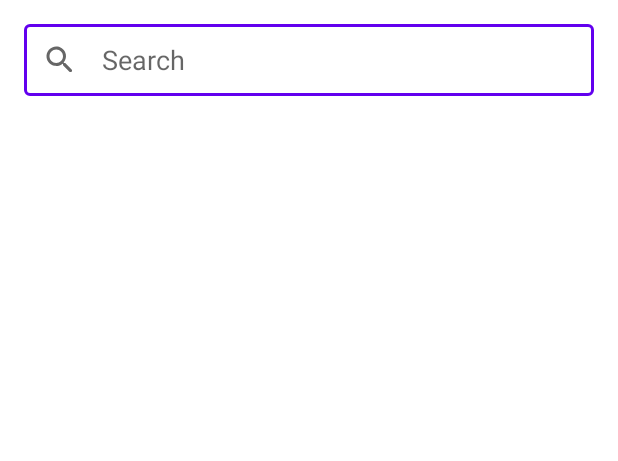
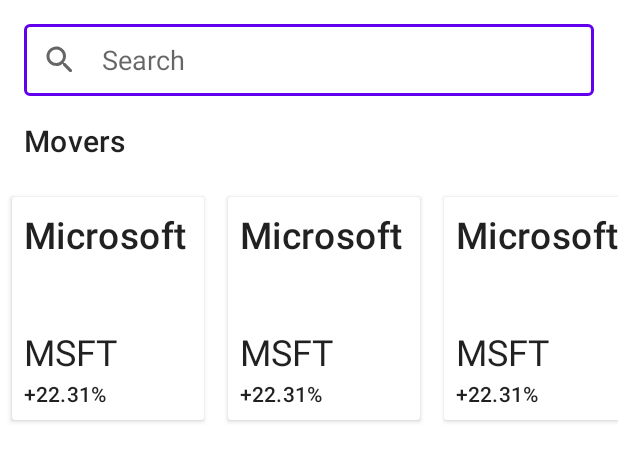
Before and after one commit to investappio/investio-android, an Android app: the layout fragment_browse.xml on its own in the app's theme, with its tools: preview values and no code run, on a phone screen of 412 x 824 dp. Shown: the top 461 px of the screen. Run offline under Robolectric (Android 15) with nearby library versions, the phone set to English and light mode, and no system bars.

Commit message:
Added movers hscroll

```diff
--- a/app/src/main/java/io/invest/app/net/Investio.kt
+++ b/app/src/main/java/io/invest/app/net/Investio.kt
@@ -63,7 +63,7 @@ class Investio @Inject constructor(private val client: OkHttpClient) {
         }
     }
 
-    suspend fun movers(count: Int): AssetListResponse? {
+    suspend fun movers(count: Int): MoversResponse? {
         val url =
             "$BASE_URL/assets/movers".toHttpUrl().newBuilder()
                 .addQueryParameter("count", count.toString())
@@ -72,7 +72,7 @@ class Investio @Inject constructor(private val client: OkHttpClient) {
         val req = Request.Builder().url(url).get()
 
         return withContext(Dispatchers.IO) {
-            req.json()?.let { Json.decodeFromString<AssetListResponse>(it) }
+            req.json()?.let { Json.decodeFromString<MoversResponse>(it) }
         }
     }
 
--- a/app/src/main/java/io/invest/app/util/NetUtils.kt
+++ b/app/src/main/java/io/invest/app/util/NetUtils.kt
@@ -62,8 +62,12 @@ data class AssetPrice(
     val volume: Int,
     val average: Float,
     val change: Float,
-    val timestamp: Instant
+    val timestamp: Instant,
+    val changePercent: Float
 )
+
+@Serializable
+data class MoversResponse(val success: Boolean, val assets: List<AssetPrice>)
 
 @Serializable
 data class SuccessResponse(val success: Boolean)
--- a/app/src/main/java/io/invest/app/view/viewmodel/LeaderboardViewModel.kt
+++ b/app/src/main/java/io/invest/app/view/viewmodel/LeaderboardViewModel.kt
@@ -6,17 +6,18 @@ import androidx.paging.Pager
 import androidx.paging.PagingConfig
 import androidx.paging.cachedIn
 import dagger.hilt.android.lifecycle.HiltViewModel
+import io.invest.app.net.Investio
 import io.invest.app.net.LeaderboardPagingSource
 import javax.inject.Inject
 
 @HiltViewModel
-class LeaderboardViewModel @Inject constructor(leaderboardSource: LeaderboardPagingSource) :
+class LeaderboardViewModel @Inject constructor(investio: Investio) :
     ViewModel() {
     val leaderboardFlow = Pager(
         config = PagingConfig(
             pageSize = 50,
             enablePlaceholders = false
         ),
-        pagingSourceFactory = { leaderboardSource }
+        pagingSourceFactory = { LeaderboardPagingSource(investio) }
     ).flow.cachedIn(viewModelScope)
 }
--- a/app/src/main/res/layout/fragment_browse.xml
+++ b/app/src/main/res/layout/fragment_browse.xml
@@ -1,14 +1,17 @@
 <?xml version="1.0" encoding="utf-8"?>
 <androidx.constraintlayout.widget.ConstraintLayout xmlns:android="http://schemas.android.com/apk/res/android"
     xmlns:app="http://schemas.android.com/apk/res-auto"
+    xmlns:tools="http://schemas.android.com/tools"
     android:layout_width="match_parent"
-    android:layout_height="match_parent"
-    android:padding="16dp">
+    android:layout_height="match_parent">
 
     <com.google.android.material.textfield.TextInputLayout
+        android:id="@+id/search_input_layout"
         style="@style/Widget.MaterialComponents.TextInputLayout.OutlinedBox.Dense"
         android:layout_width="0dp"
         android:layout_height="wrap_content"
+        android:layout_marginHorizontal="16dp"
+        android:layout_marginTop="16dp"
         app:endIconMode="clear_text"
         app:hintEnabled="false"
         app:layout_constraintEnd_toEndOf="parent"
@@ -25,4 +28,29 @@
             android:imeOptions="actionSearch" />
     </com.google.android.material.textfield.TextInputLayout>
 
+    <TextView
+        android:id="@+id/movers_label"
+        android:layout_width="wrap_content"
+        android:layout_height="wrap_content"
+        android:layout_marginStart="16dp"
+        android:layout_marginTop="16dp"
+        android:text="@string/label_movers"
+        android:textAppearance="@style/TextAppearance.MaterialComponents.Headline6"
+        app:layout_constraintStart_toStartOf="parent"
+        app:layout_constraintTop_toBottomOf="@id/search_input_layout" />
+
+    <androidx.recyclerview.widget.RecyclerView
+        android:id="@+id/top_mover_list"
+        android:layout_width="0dp"
+        android:layout_height="0dp"
+        android:layout_marginTop="16dp"
+        android:orientation="horizontal"
+        android:overScrollMode="never"
+        app:layoutManager="androidx.recyclerview.widget.LinearLayoutManager"
+        app:layout_constraintDimensionRatio="5:2"
+        app:layout_constraintEnd_toEndOf="parent"
+        app:layout_constraintStart_toStartOf="parent"
+        app:layout_constraintTop_toBottomOf="@id/movers_label"
+        tools:listitem="@layout/list_item_asset_tile" />
+
 </androidx.constraintlayout.widget.ConstraintLayout>
--- a/app/src/main/res/layout/list_item_asset_tile.xml
+++ b/app/src/main/res/layout/list_item_asset_tile.xml
@@ -16,8 +16,9 @@
             android:id="@+id/name"
             android:layout_width="0dp"
             android:layout_height="0dp"
-            android:lines="3"
+            android:lines="1"
             android:textAppearance="@style/TextAppearance.MaterialComponents.Headline6"
+            app:autoSizeTextType="uniform"
             app:layout_constraintDimensionRatio="h,4:3"
             app:layout_constraintEnd_toEndOf="parent"
             app:layout_constraintStart_toStartOf="parent"
@@ -25,6 +26,7 @@
             tools:text="Microsoft" />
 
         <TextView
+            android:id="@+id/symbol"
             android:layout_width="0dp"
             android:layout_height="wrap_content"
             android:layout_marginBottom="8dp"
--- a/app/src/main/res/layout/list_item_leaderboard.xml
+++ b/app/src/main/res/layout/list_item_leaderboard.xml
@@ -9,11 +9,11 @@
         android:id="@+id/profile_image"
         android:layout_width="48dp"
         android:layout_height="48dp"
+        android:src="@drawable/ic_person_24"
         app:layout_constraintBottom_toBottomOf="parent"
         app:layout_constraintStart_toStartOf="@+id/rank"
         app:layout_constraintTop_toBottomOf="@id/rank"
-        app:layout_constraintVertical_bias="0.25"
-        tools:srcCompat="@tools:sample/avatars" />
+        app:layout_constraintVertical_bias="0.25" />
 
     <TextView
         android:id="@+id/rank"
--- a/app/src/main/res/menu/bottom_nav.xml
+++ b/app/src/main/res/menu/bottom_nav.xml
@@ -9,9 +9,9 @@
         android:icon="@drawable/ic_search_24"
         android:title="@string/title_browse" />
     <item
-        android:id="@id/feed_fragment"
+        android:id="@id/leaderboard_fragment"
         android:icon="@drawable/ic_global_24"
-        android:title="@string/title_feed" />
+        android:title="@string/title_leaderboard" />
     <item
         android:id="@id/profile_fragment"
         android:icon="@drawable/ic_person_24"
--- a/app/src/main/res/values/strings.xml
+++ b/app/src/main/res/values/strings.xml
@@ -3,7 +3,7 @@
 
     <string name="title_portfolio">Portfolio</string>
     <string name="title_browse">Browse</string>
-    <string name="title_feed">Feed</string>
+    <string name="title_leaderboard">Leaderboard</string>
     <string name="title_profile">Profile</string>
     <string name="label_name">Name</string>
     <string name="label_username">Username</string>
@@ -24,4 +24,5 @@
     <string name="year_history_label">1y</string>
     <string name="label_assets">Assets</string>
     <string name="action_refresh">Refresh</string>
+    <string name="label_movers">Movers</string>
 </resources>
```
Also changed, not shown: app/src/main/java/io/invest/app/net/LeaderboardPagingSource.kt (+3 -6 lines), app/src/main/java/io/invest/app/view/MainActivity.kt (+8 -10 lines), app/src/main/java/io/invest/app/view/adapter/AssetListAdapter.kt (+4 -4 lines), app/src/main/java/io/invest/app/view/adapter/MoversListAdapter.kt (added, +43 -0 lines), app/src/main/java/io/invest/app/view/fragment/BrowseFragment.kt (+33 -0 lines), app/src/main/java/io/invest/app/view/fragment/FeedFragment.kt (deleted, +0 -7 lines), app/src/main/java/io/invest/app/view/fragment/LeaderboardFragment.kt (+31 -4 lines), app/src/main/java/io/invest/app/view/viewmodel/AssetViewModel.kt (+6 -6 lines), app/src/main/java/io/invest/app/view/viewmodel/BrowseViewModel.kt (added, +40 -0 lines), app/src/main/res/layout/fragment_leaderboard.xml (+29 -4 lines), app/src/main/res/menu/leaderboard.xml (added, +8 -0 lines), app/src/main/res/navigation/nav_graph.xml (+11 -11 lines).
